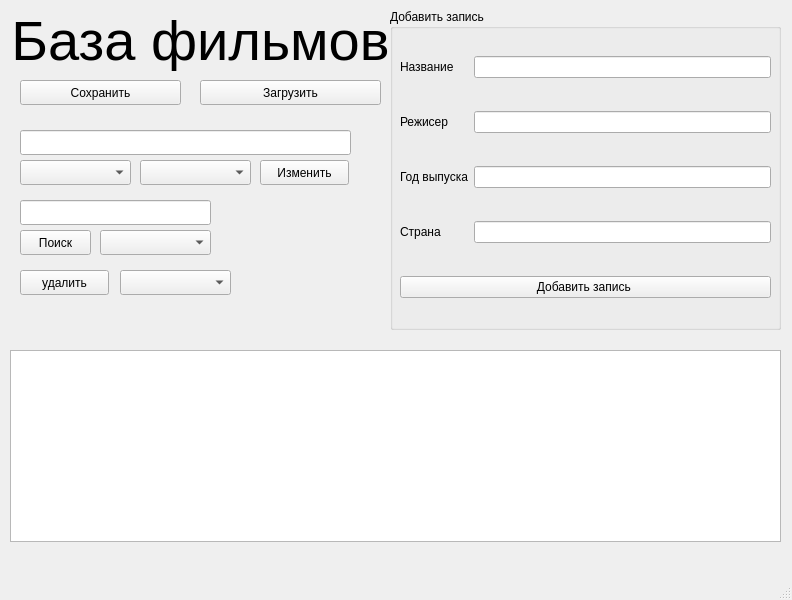
First picture: the form in database/ui.ui, repository ivtipm/oop-lab4-Sergutsy, before the edit.
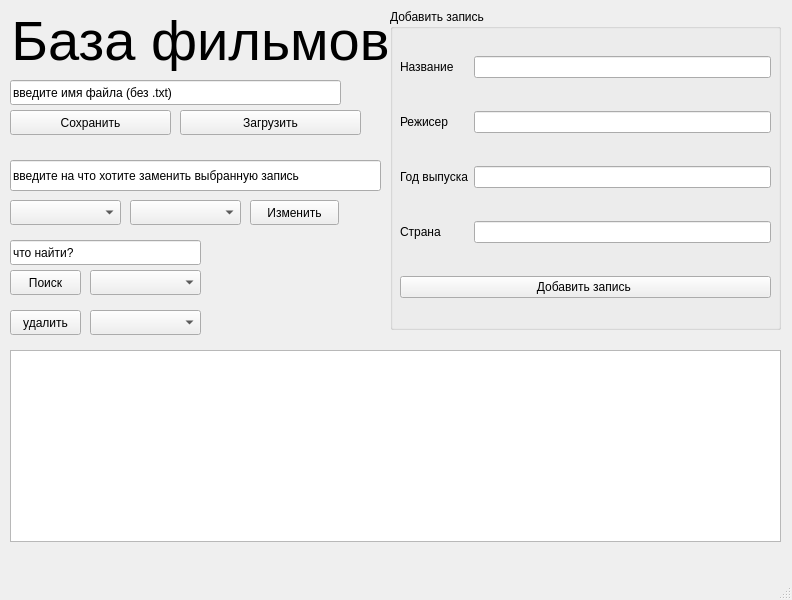
Second picture: the form after the edit.

Diff of the .ui file:
```diff
--- a/database/ui.ui
+++ b/database/ui.ui
@@ -120,8 +120,8 @@
    <widget class="QPushButton" name="save">
     <property name="geometry">
      <rect>
-      <x>20</x>
-      <y>80</y>
+      <x>10</x>
+      <y>110</y>
       <width>161</width>
       <height>25</height>
      </rect>
@@ -133,8 +133,8 @@
    <widget class="QPushButton" name="load">
     <property name="geometry">
      <rect>
-      <x>200</x>
-      <y>80</y>
+      <x>180</x>
+      <y>110</y>
       <width>181</width>
       <height>25</height>
      </rect>
@@ -146,18 +146,21 @@
    <widget class="QLineEdit" name="lineEdit">
     <property name="geometry">
      <rect>
-      <x>20</x>
-      <y>200</y>
+      <x>10</x>
+      <y>240</y>
       <width>191</width>
       <height>25</height>
      </rect>
     </property>
+    <property name="text">
+     <string>что найти?</string>
+    </property>
    </widget>
    <widget class="QPushButton" name="find">
     <property name="geometry">
      <rect>
-      <x>20</x>
-      <y>230</y>
+      <x>10</x>
+      <y>270</y>
       <width>71</width>
       <height>25</height>
      </rect>
@@ -169,8 +172,8 @@
    <widget class="QComboBox" name="comboBox">
     <property name="geometry">
      <rect>
-      <x>100</x>
-      <y>230</y>
+      <x>90</x>
+      <y>270</y>
       <width>111</width>
       <height>25</height>
      </rect>
@@ -179,18 +182,21 @@
    <widget class="QLineEdit" name="word">
     <property name="geometry">
      <rect>
-      <x>20</x>
-      <y>130</y>
-      <width>331</width>
-      <height>25</height>
+      <x>10</x>
+      <y>160</y>
+      <width>371</width>
+      <height>31</height>
      </rect>
     </property>
+    <property name="text">
+     <string>введите на что хотите заменить выбранную запись</string>
+    </property>
    </widget>
    <widget class="QPushButton" name="change">
     <property name="geometry">
      <rect>
-      <x>260</x>
-      <y>160</y>
+      <x>250</x>
+      <y>200</y>
       <width>89</width>
       <height>25</height>
      </rect>
@@ -202,8 +208,8 @@
    <widget class="QComboBox" name="id">
     <property name="geometry">
      <rect>
-      <x>20</x>
-      <y>160</y>
+      <x>10</x>
+      <y>200</y>
       <width>111</width>
       <height>25</height>
      </rect>
@@ -212,8 +218,8 @@
    <widget class="QComboBox" name="pole">
     <property name="geometry">
      <rect>
-      <x>140</x>
-      <y>160</y>
+      <x>130</x>
+      <y>200</y>
       <width>111</width>
       <height>25</height>
      </rect>
@@ -222,9 +228,9 @@
    <widget class="QPushButton" name="delete_2">
     <property name="geometry">
      <rect>
-      <x>20</x>
-      <y>270</y>
-      <width>89</width>
+      <x>10</x>
+      <y>310</y>
+      <width>71</width>
       <height>25</height>
      </rect>
     </property>
@@ -235,13 +241,26 @@
    <widget class="QComboBox" name="id_2">
     <property name="geometry">
      <rect>
-      <x>120</x>
-      <y>270</y>
+      <x>90</x>
+      <y>310</y>
       <width>111</width>
       <height>25</height>
      </rect>
     </property>
    </widget>
+   <widget class="QLineEdit" name="file_name">
+    <property name="geometry">
+     <rect>
+      <x>10</x>
+      <y>80</y>
+      <width>331</width>
+      <height>25</height>
+     </rect>
+    </property>
+    <property name="text">
+     <string>введите имя файла (без .txt)</string>
+    </property>
+   </widget>
   </widget>
   <widget class="QMenuBar" name="menubar">
    <property name="geometry">
```
Left out of the diff: 2 changed lines with no effect on the pictures.
